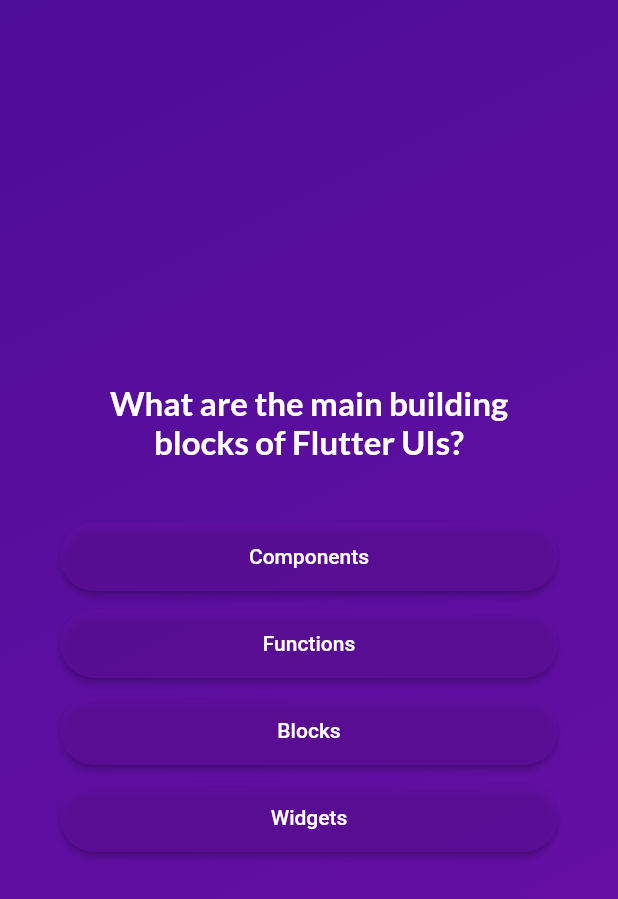
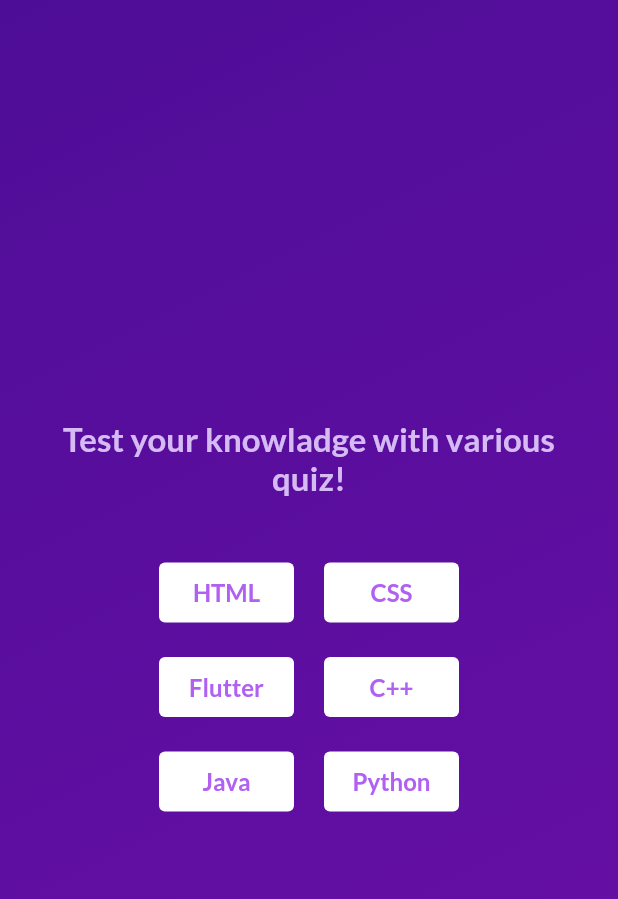
Before and after one commit to BrijeshSajeev/Flutter_Learnings, a Flutter app: the screen it shows after launch, after a tap on "Start Quiz", on a phone screen of 412 x 824 dp. Shown: the top 899 px of the screen. Run offline on Flutter 3.47's test engine with Material 2 defaults, Android fonts, the phone set to English and light mode, and no system bars; our stand-ins replace google_fonts.

```diff
--- /dev/null
+++ b/quiz_app/lib/overview_screen.dart
@@ -0,0 +1,75 @@
+import 'package:flutter/material.dart';
+import 'package:google_fonts/google_fonts.dart';
+import 'package:quiz_app/warpper/button_warpper.dart';
+
+class OverViewScreen extends StatelessWidget {
+  const OverViewScreen({super.key});
+
+  @override
+  Widget build(BuildContext context) {
+    return Container(
+      padding: const EdgeInsets.all(30),
+      child: Center(
+        child: Column(
+          mainAxisAlignment: MainAxisAlignment.center,
+          // crossAxisAlignment: CrossAxisAlignment.center,
+          children: [
+            Text(
+              "Test your knowladge with various quiz!",
+              style: GoogleFonts.lato(
+                color: const Color.fromARGB(255, 213, 186, 244),
+                fontWeight: FontWeight.bold,
+                fontSize: 22,
+              ),
+              textAlign: TextAlign.center,
+            ),
+            const SizedBox(
+              height: 40,
+            ),
+            const Column(
+              mainAxisAlignment: MainAxisAlignment.center,
+              children: [
+                Row(
+                  mainAxisAlignment: MainAxisAlignment.center,
+                  children: [
+                    ButtonWarpper('HTML', Colors.white),
+                    SizedBox(
+                      width: 20,
+                    ),
+                    ButtonWarpper('CSS', Colors.white),
+                  ],
+                ),
+                SizedBox(
+                  height: 15,
+                ),
+                Row(
+                  mainAxisAlignment: MainAxisAlignment.center,
+                  children: [
+                    ButtonWarpper('Flutter', Colors.white),
+                    SizedBox(
+                      width: 20,
+                    ),
+                    ButtonWarpper('C++', Colors.white),
+                  ],
+                ),
+                SizedBox(
+                  height: 15,
+                ),
+                Row(
+                  mainAxisAlignment: MainAxisAlignment.center,
+                  children: [
+                    ButtonWarpper('Java', Colors.white),
+                    SizedBox(
+                      width: 20,
+                    ),
+                    ButtonWarpper('Python', Colors.white),
+                  ],
+                ),
+              ],
+            ),
+          ],
+        ),
+      ),
+    );
+  }
+}
--- a/quiz_app/lib/quiz.dart
+++ b/quiz_app/lib/quiz.dart
@@ -1,5 +1,6 @@
 import 'package:flutter/material.dart';
 import 'package:quiz_app/data/questions.dart';
+import 'package:quiz_app/overview_screen.dart';
 import 'package:quiz_app/quiz_screen.dart';
 import 'package:quiz_app/result_screen.dart';
 import 'package:quiz_app/start_screen.dart';
@@ -43,7 +44,8 @@ class _QuizState extends State<Quiz> {
 
   void switchScreen() {
     setState(() {
-      activeState = QuizScreen(onSelectAnswer: chooseAnswer);
+      // activeState = QuizScreen(onSelectAnswer: chooseAnswer);
+      activeState = const OverViewScreen();
     });
   }
 
--- a/quiz_app/lib/quiz_screen.dart
+++ b/quiz_app/lib/quiz_screen.dart
@@ -5,8 +5,10 @@ import 'package:quiz_app/models/quiz_question.dart';
 import 'package:google_fonts/google_fonts.dart';
 
 class QuizScreen extends StatefulWidget {
-  const QuizScreen({super.key, required this.onSelectAnswer});
+  const QuizScreen(this.quizQuestion,
+      {super.key, required this.onSelectAnswer});
 
+  final List<QuizQuestion> quizQuestion;
   final void Function(String ans) onSelectAnswer;
 
   @override
--- a/quiz_app/lib/start_screen.dart
+++ b/quiz_app/lib/start_screen.dart
@@ -31,7 +31,7 @@ class StartScreen extends StatelessWidget {
             onPressed: startQuiz,
             style: OutlinedButton.styleFrom(
               // padding: const EdgeInsets.only(top: 20),
-              backgroundColor: Color.fromARGB(160, 139, 71, 207),
+              backgroundColor: const Color.fromARGB(160, 139, 71, 207),
               foregroundColor: Colors.white,
               textStyle: const TextStyle(
                 fontSize: 16,
--- /dev/null
+++ b/quiz_app/lib/warpper/button_warpper.dart
@@ -0,0 +1,43 @@
+import 'package:flutter/material.dart';
+import 'package:google_fonts/google_fonts.dart';
+
+class ButtonWarpper extends StatelessWidget {
+  const ButtonWarpper(this.text, this.color, {super.key});
+
+  final String text;
+  final Color color;
+
+  @override
+  Widget build(context) {
+    // return Container(
+    //   width: 70,
+    //   height: 50,
+    //   alignment: Alignment.center,
+    //   decoration: BoxDecoration(
+    //     shape: BoxShape.rectangle,
+    //     color: color,
+    //     borderRadius: const BorderRadius.all(
+    //       Radius.circular(8),
+    //     ),
+    //   ),
+    //   child: Text(
+    //     text,
+    //   ),
+    // );
+
+    return TextButton(
+        onPressed: () {},
+        style: TextButton.styleFrom(
+          backgroundColor: color,
+          minimumSize: const Size(90, 40),
+        ),
+        child: Text(
+          text,
+          style: GoogleFonts.lato(
+            color: const Color.fromARGB(255, 176, 97, 241),
+            fontSize: 16,
+            fontWeight: FontWeight.bold,
+          ),
+        ));
+  }
+}
```
Also changed, not shown: quiz_app/lib/data/css_questions.dart (added, +14 -0 lines), quiz_app/lib/data/html_questions.dart (added, +14 -0 lines), quiz_app/lib/data/java_questions.dart (added, +14 -0 lines), quiz_app/lib/data/python_questions.dart (added, +14 -0 lines).
